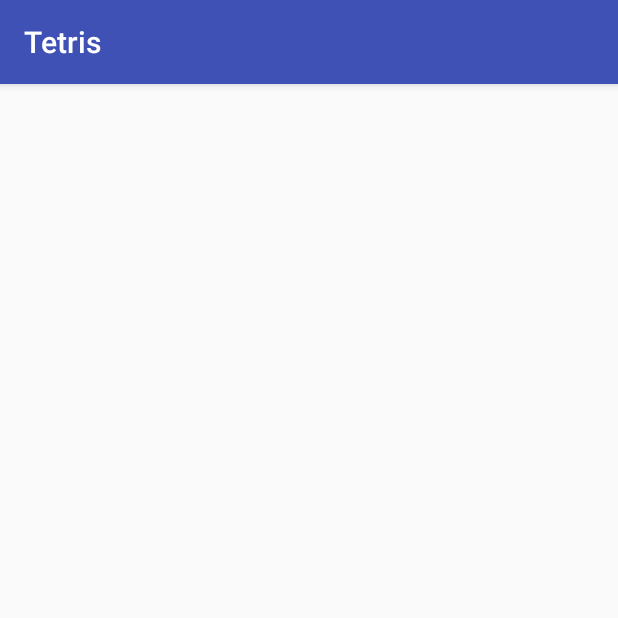
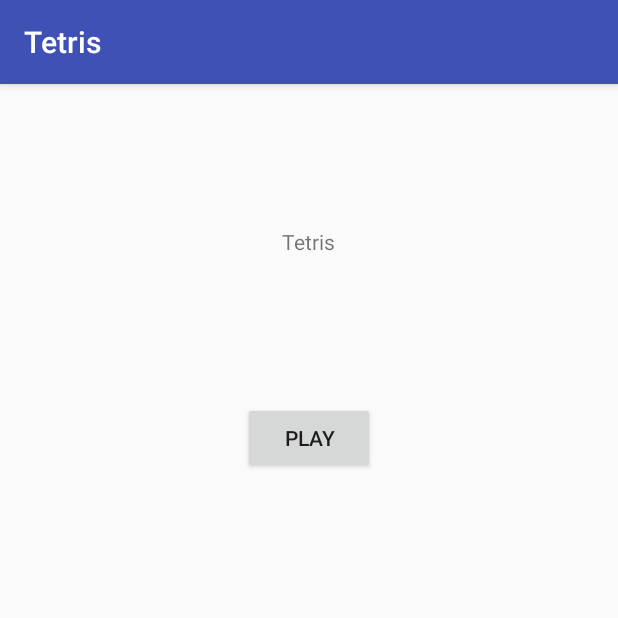
Before and after one commit to AmosWei/TetrisGame, an Android app: the screen it shows after launch (WelcomeActivity), on a phone screen of 412 x 824 dp, the top half of it. Run offline under Robolectric (Android 15) with nearby library versions, the phone set to English and light mode, and no system bars.

Commit message:
start GUI

```diff
--- a/app/src/main/java/com/example/amoswei/tetris/GameActivity.java
+++ b/app/src/main/java/com/example/amoswei/tetris/GameActivity.java
@@ -8,7 +8,7 @@
     protected void onCreate(Bundle savedInstanceState) {
         super.onCreate(savedInstanceState);
         setContentView(R.layout.activity_tetris);
-        TetrisView tetrisView = (TetrisView) findViewById(R.id.tetrisview);
+        TetrisView tetrisView = findViewById(R.id.tetrisview);
         tetrisView.registerGameOver(this);
     }
 
--- a/app/src/main/java/com/example/amoswei/tetris/Tetromino.java
+++ b/app/src/main/java/com/example/amoswei/tetris/Tetromino.java
@@ -30,18 +30,22 @@
         Paint p = new Paint();
         p.setColor(color);
         p.setStyle(Paint.Style.FILL);
+        if (current) {
+            int h = c.getHeight();
+            int w = c.getWidth();
 
-        int h = c.getHeight();
-        int w = c.getWidth();
+            float topEdge = (float) (h * 0.1);
+            float leftEdge = (float) (w * 0.1);
+            float hBoard = (float) (h * 0.7);
+            float wBoard = hBoard / 2;
+            float side = wBoard / 10;
 
-        float topEdge = (float) (h%0.2);
-        float leftEdge = (float) (w*0.1);
-        float hBoard = (float) (h*0.7);
-        float wBoard = hBoard/2;
-        float side = wBoard/10;
+            for (int i : occupied)
+                drawGrid(c, i, side, leftEdge, topEdge, p);
+        }
+        else {
 
-        for (int i: occupied)
-            drawGrid(c, i, side, leftEdge, topEdge, p);
+        }
     }
 
     void drawGrid(Canvas c, int i) {
--- a/app/src/main/java/com/example/amoswei/tetris/WelcomeActivity.java
+++ b/app/src/main/java/com/example/amoswei/tetris/WelcomeActivity.java
@@ -18,7 +18,7 @@
         Log.d("game", "button clicked");
 
         Intent intent = new Intent(this, GameActivity.class);
+        Log.d("game", "intent created");
         startActivity(intent);
-
     }
 }
--- a/app/src/main/res/layout/activity_welcome.xml
+++ b/app/src/main/res/layout/activity_welcome.xml
@@ -1,6 +1,30 @@
 <?xml version="1.0" encoding="utf-8"?>
-<android.support.constraint.ConstraintLayout
-    xmlns:android="http://schemas.android.com/apk/res/android" android:layout_width="match_parent"
+<RelativeLayout
+    xmlns:android="http://schemas.android.com/apk/res/android"
+    xmlns:tools="http://schemas.android.com/tools"
+    android:layout_width="match_parent"
     android:layout_height="match_parent">
 
-</android.support.constraint.ConstraintLayout>
+    <TextView
+        android:id="@+id/textView"
+        android:layout_width="wrap_content"
+        android:layout_height="wrap_content"
+        android:layout_alignParentTop="true"
+        android:layout_centerHorizontal="true"
+        android:layout_marginTop="95dp"
+        android:text="Tetris"
+        tools:layout_editor_absoluteX="174dp"
+        tools:layout_editor_absoluteY="71dp" />
+
+    <Button
+        android:id="@+id/button"
+        android:layout_width="wrap_content"
+        android:layout_height="wrap_content"
+        android:layout_below="@+id/textView"
+        android:layout_centerHorizontal="true"
+        android:layout_marginTop="97dp"
+        android:onClick="playGame"
+        android:text="Play"
+        tools:layout_editor_absoluteX="148dp"
+        tools:layout_editor_absoluteY="179dp" />
+</RelativeLayout>
```
